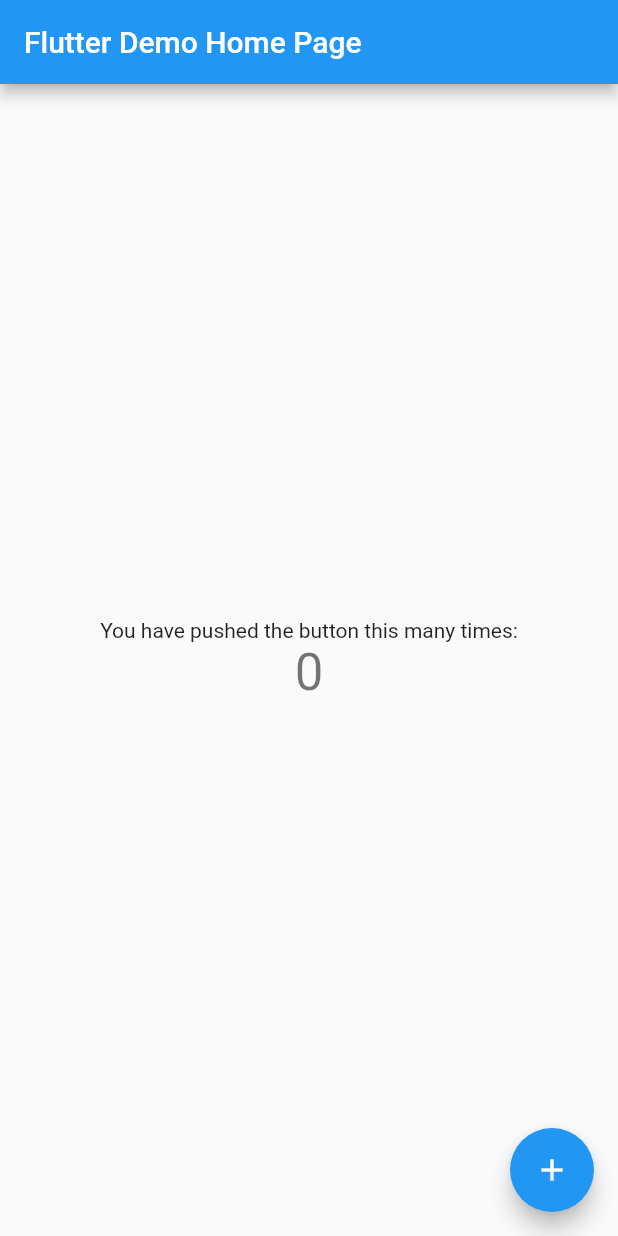
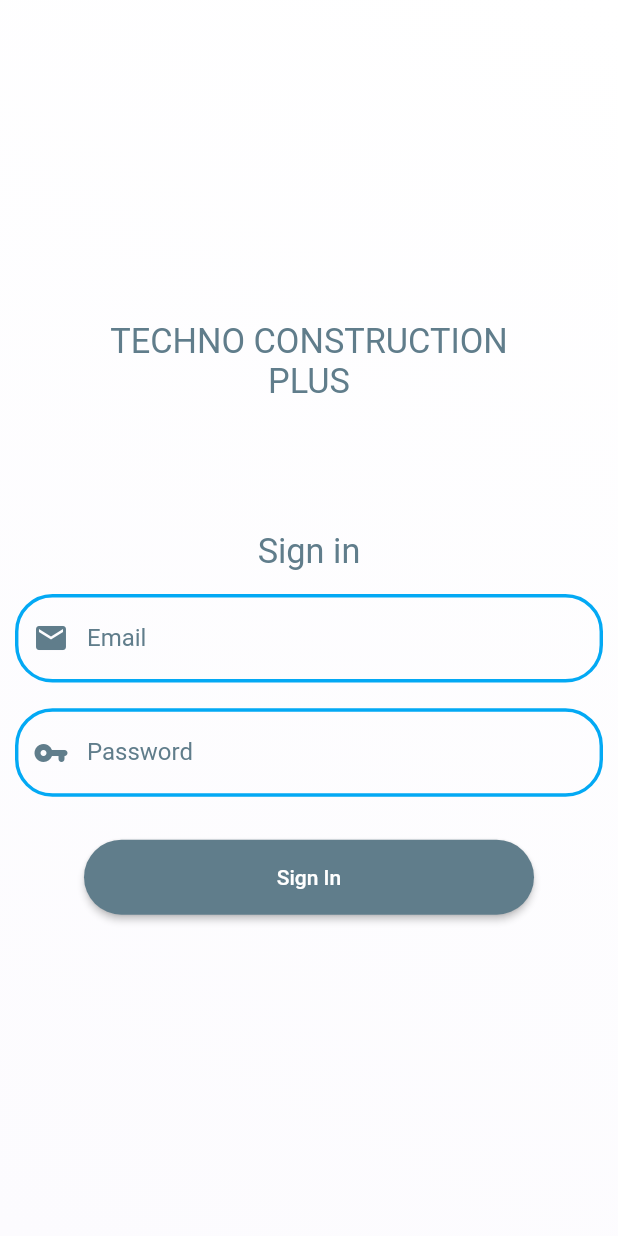
Before and after one commit to LucatonyRaudales/TCP-Workers, a Flutter app: the screen it shows after launch, on a phone screen of 412 x 824 dp. Run offline on Flutter 3.47's test engine with Material 2 defaults, Android fonts, the phone set to English and light mode, and no system bars; drawn by our look-alikes of rounded_loading_button; our stand-ins replace flutter_screenutil, get.

Commit message:
Login, home ready.. right now i go with Drawer UI

```diff
--- /dev/null
+++ b/lib/app/common/textFormField.dart
@@ -0,0 +1,80 @@
+import 'package:flutter/material.dart';
+import 'package:flutter_screenutil/flutter_screenutil.dart';
+import 'package:tcp_workers/app/Style/Colors.dart';
+
+
+// ignore: must_be_immutable
+class Input extends StatefulWidget {
+  String hintText;
+  IconData icon;
+  TextEditingController controller;
+  TextInputType textInputType;
+  bool obscureText;
+  String validatorText;
+  String initialValue;
+  void Function(String) onChanged;
+  Input({
+    Key key,
+    @required this.hintText,
+    this.icon,
+    this.controller,
+    @required this.textInputType,
+    this.onChanged,
+    this.obscureText,
+    this.validatorText,
+    this.initialValue
+    }) : super(key: key);
+  @override
+  _InputState createState() => _InputState();
+}
+
+class _InputState extends State<Input> {
+  @override
+  Widget build(BuildContext context) {
+    return Padding(
+            padding: const EdgeInsets.only(left: 10,right: 10),
+            child: TextFormField(
+              onChanged: widget.onChanged ,
+              validator: widget.validatorText != null ? (value) {
+                if (value.isEmpty) {
+                  return widget.validatorText;
+                }
+                return null;
+              } : null,
+              initialValue: widget.initialValue,
+              obscureText: widget.obscureText == true,
+              controller: widget.controller,
+              keyboardType: widget.textInputType,
+              decoration: InputDecoration(
+                fillColor: main_color,
+                labelText: widget.hintText,
+                labelStyle: TextStyle(color: main_color),
+                hintText: widget.hintText,
+                hintStyle: TextStyle(color: main_color),
+                prefixIcon: widget.icon  != null ? Icon(widget.icon, color: main_color,) : null,
+                focusedBorder: OutlineInputBorder(
+                  borderRadius: BorderRadius.circular(25.0),
+                  borderSide: BorderSide(
+                      color: second_color,
+                      width: 2.w,
+                  ),
+                ),
+                border: OutlineInputBorder(
+                  borderRadius: BorderRadius.circular(25.0),
+                  borderSide: BorderSide(
+                    color: main_color,
+                    width: 2.w,
+                  ),
+                ),
+                enabledBorder:OutlineInputBorder(
+                  borderRadius: BorderRadius.circular(25.0),
+                  borderSide: BorderSide(
+                    color: second_color,
+                    width: 2.w,
+                  ),
+                ),
+              )
+            ),
+        );
+  }
+}
--- /dev/null
+++ b/lib/app/views/signIn/Login_page.dart
@@ -0,0 +1,102 @@
+import 'dart:async';
+import 'package:flutter/gestures.dart';
+import 'package:flutter_screenutil/flutter_screenutil.dart';
+import 'package:flutter/material.dart';
+import 'package:get/get.dart';
+import 'package:rounded_loading_button/rounded_loading_button.dart';
+import 'package:tcp_workers/app/Style/Colors.dart';
+import 'package:tcp_workers/app/Style/text.dart';
+import 'package:tcp_workers/app/common/textFormField.dart';
+
+import 'login_controller.dart';
+
+class SignInPage extends StatefulWidget {
+  @override
+  _SignInPageState createState() => _SignInPageState();
+}
+
+class _SignInPageState extends State<SignInPage> {
+ final _formKey = GlobalKey<FormState>();
+  final _email = TextEditingController();
+  final _password = TextEditingController();
+
+  @override
+  Widget build(BuildContext context) {
+
+    final header = new Container(
+      width: Get.width / 1.5,
+      child: Column(children: [
+        //new Image.asset('assets/welcome.png'),
+        new Text('techno construction plus'.toUpperCase(), style: titleFont, textAlign: TextAlign.center,),
+        new SizedBox(height:75.ssp),
+        new Text('Sign in', style: titleFont,)
+      ],),
+    );
+
+  /*   final signUpBtn = new Padding(
+      padding: EdgeInsets.only(top:35.ssp),
+      child: RichText(text: TextSpan(
+        children:<TextSpan>[
+          TextSpan(text:"Don't have an account? ", style: bodyFontBold),
+          TextSpan(text: "Register Now!", style: TextStyle(fontSize: 45.ssp, color: Colors.white, fontWeight: FontWeight.bold), recognizer: new TapGestureRecognizer()..onTap = ()=> Get.to(SignUpPage()))
+        ]
+      ))
+      ); */
+
+    return GetBuilder<LoginCtrl>(
+      init: LoginCtrl(),
+      builder: (_)=> Scaffold(
+          backgroundColor: Colors.white,
+          body: SafeArea(
+            child: Container(
+              height: Get.height,
+              width: Get.width,
+              decoration: background,
+              child:Center(
+                child: SingleChildScrollView(
+                child: Form(
+                  key: _formKey,
+                  child: Column(
+                  crossAxisAlignment: CrossAxisAlignment.center,
+                  children: [
+                  header,
+                  SizedBox(height: 15,),
+
+                  Input(
+                    hintText: "Email",
+                    icon: Icons.email,
+                    controller: _email,
+                    textInputType: TextInputType.emailAddress,
+                    validatorText: 'Email is required',
+                  ),
+                  SizedBox(height: 15.0.sp),
+                  Input(
+                    hintText: "Password",
+                    icon: Icons.vpn_key_rounded,
+                    controller: _password,
+                    textInputType: TextInputType.emailAddress,
+                    obscureText: true,
+                  ),
+
+                  Padding(
+                    padding: EdgeInsets.only(top:25.sp),
+                    child: RoundedLoadingButton(
+                              color: main_color,
+                              errorColor: second_color,
+                              child: Text('Sign In', style: TextStyle(color: Colors.white)),
+                              controller: _.btnController,
+                              onPressed:()=> _.loginWithEmail(),
+                            ),
+                  ),
+
+                  //signUpBtn
+                ],),
+                )
+            ),
+          ),
+          ),
+          )
+    )
+  );
+  }
+}
--- a/lib/main.dart
+++ b/lib/main.dart
@@ -1,4 +1,8 @@
 import 'package:flutter/material.dart';
+import 'package:flutter_screenutil/screenutil_init.dart';
+import 'package:get/get_navigation/src/root/get_material_app.dart';
+
+import 'app/views/signIn/Login_page.dart';
 
 void main() {
   runApp(MyApp());
@@ -8,106 +12,17 @@
   // This widget is the root of your application.
   @override
   Widget build(BuildContext context) {
-    return MaterialApp(
-      title: 'Flutter Demo',
-      theme: ThemeData(
-        // This is the theme of your application.
-        //
-        // Try running your application with "flutter run". You'll see the
-        // application has a blue toolbar. Then, without quitting the app, try
-        // changing the primarySwatch below to Colors.green and then invoke
-        // "hot reload" (press "r" in the console where you ran "flutter run",
-        // or simply save your changes to "hot reload" in a Flutter IDE).
-        // Notice that the counter didn't reset back to zero; the application
-        // is not restarted.
-        primarySwatch: Colors.blue,
-      ),
-      home: MyHomePage(title: 'Flutter Demo Home Page'),
+    return ScreenUtilInit(
+        designSize: Size(360, 690),
+        allowFontScaling: false,
+        builder: () => GetMaterialApp(
+        title: 'Flutter Demo',
+        debugShowCheckedModeBanner: false,
+        theme: ThemeData(
+          primarySwatch: Colors.blueGrey,
+        ),
+        home: SignInPage(),
+      )
     );
   }
 }
-
-class MyHomePage extends StatefulWidget {
-  MyHomePage({Key key, this.title}) : super(key: key);
-
-  // This widget is the home page of your application. It is stateful, meaning
-  // that it has a State object (defined below) that contains fields that affect
-  // how it looks.
-
-  // This class is the configuration for the state. It holds the values (in this
-  // case the title) provided by the parent (in this case the App widget) and
-  // used by the build method of the State. Fields in a Widget subclass are
-  // always marked "final".
-
-  final String title;
-
-  @override
-  _MyHomePageState createState() => _MyHomePageState();
-}
-
-class _MyHomePageState extends State<MyHomePage> {
-  int _counter = 0;
-
-  void _incrementCounter() {
-    setState(() {
-      // This call to setState tells the Flutter framework that something has
-      // changed in this State, which causes it to rerun the build method below
-      // so that the display can reflect the updated values. If we changed
-      // _counter without calling setState(), then the build method would not be
-      // called again, and so nothing would appear to happen.
-      _counter++;
-    });
-  }
-
-  @override
-  Widget build(BuildContext context) {
-    // This method is rerun every time setState is called, for instance as done
-    // by the _incrementCounter method above.
-    //
-    // The Flutter framework has been optimized to make rerunning build methods
-    // fast, so that you can just rebuild anything that needs updating rather
-    // than having to individually change instances of widgets.
-    return Scaffold(
-      appBar: AppBar(
-        // Here we take the value from the MyHomePage object that was created by
-        // the App.build method, and use it to set our appbar title.
-        title: Text(widget.title),
-      ),
-      body: Center(
-        // Center is a layout widget. It takes a single child and positions it
-        // in the middle of the parent.
-        child: Column(
-          // Column is also a layout widget. It takes a list of children and
-          // arranges them vertically. By default, it sizes itself to fit its
-          // children horizontally, and tries to be as tall as its parent.
-          //
-          // Invoke "debug painting" (press "p" in the console, choose the
-          // "Toggle Debug Paint" action from the Flutter Inspector in Android
-          // Studio, or the "Toggle Debug Paint" command in Visual Studio Code)
-          // to see the wireframe for each widget.
-          //
-          // Column has various properties to control how it sizes itself and
-          // how it positions its children. Here we use mainAxisAlignment to
-          // center the children vertically; the main axis here is the vertical
-          // axis because Columns are vertical (the cross axis would be
-          // horizontal).
-          mainAxisAlignment: MainAxisAlignment.center,
-          children: <Widget>[
-            Text(
-              'You have pushed the button this many times:',
-            ),
-            Text(
-              '$_counter',
-              style: Theme.of(context).textTheme.headline4,
-            ),
-          ],
-        ),
-      ),
-      floatingActionButton: FloatingActionButton(
-        onPressed: _incrementCounter,
-        tooltip: 'Increment',
-        child: Icon(Icons.add),
-      ), // This trailing comma makes auto-formatting nicer for build methods.
-    );
-  }
-}
```
Also changed, not shown: lib/app/Style/Colors.dart (added, +44 -0 lines), lib/app/Style/text.dart (added, +15 -0 lines), lib/app/common/home_card.dart (added, +66 -0 lines), lib/app/views/Home/home_controller.dart (added, +9 -0 lines), lib/app/views/Home/home_page.dart (added, +113 -0 lines), lib/app/views/signIn/login_controller.dart (added, +24 -0 lines), pubspec.yaml (+5 -26 lines), pubspec.lock, 48 other files.
